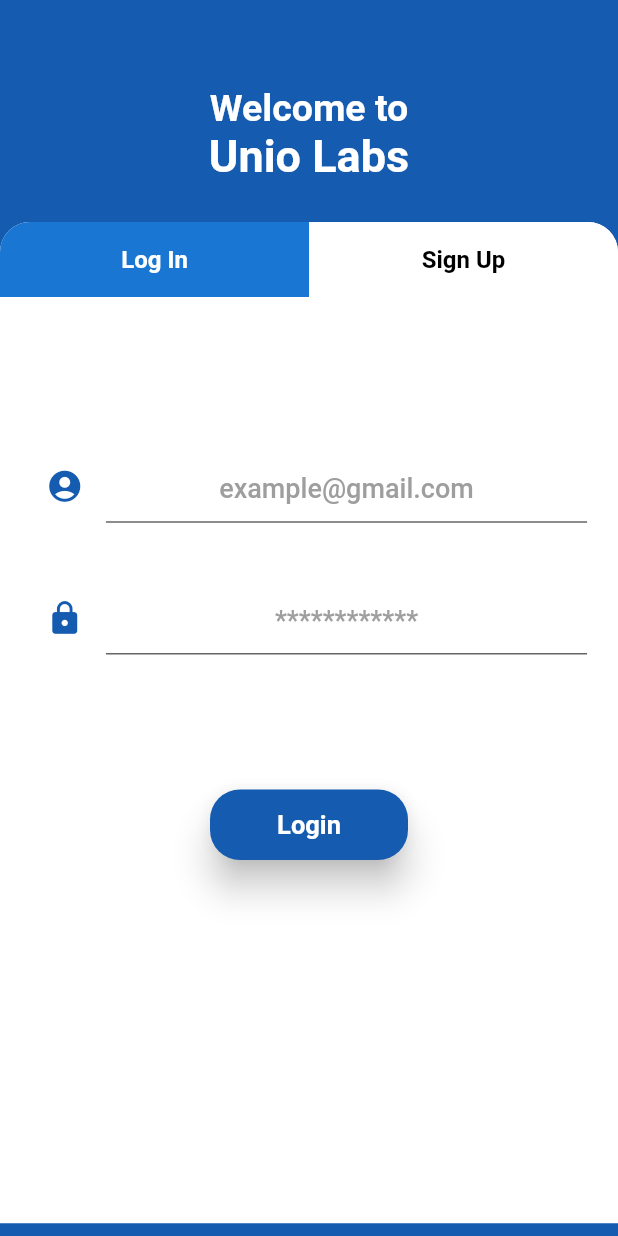
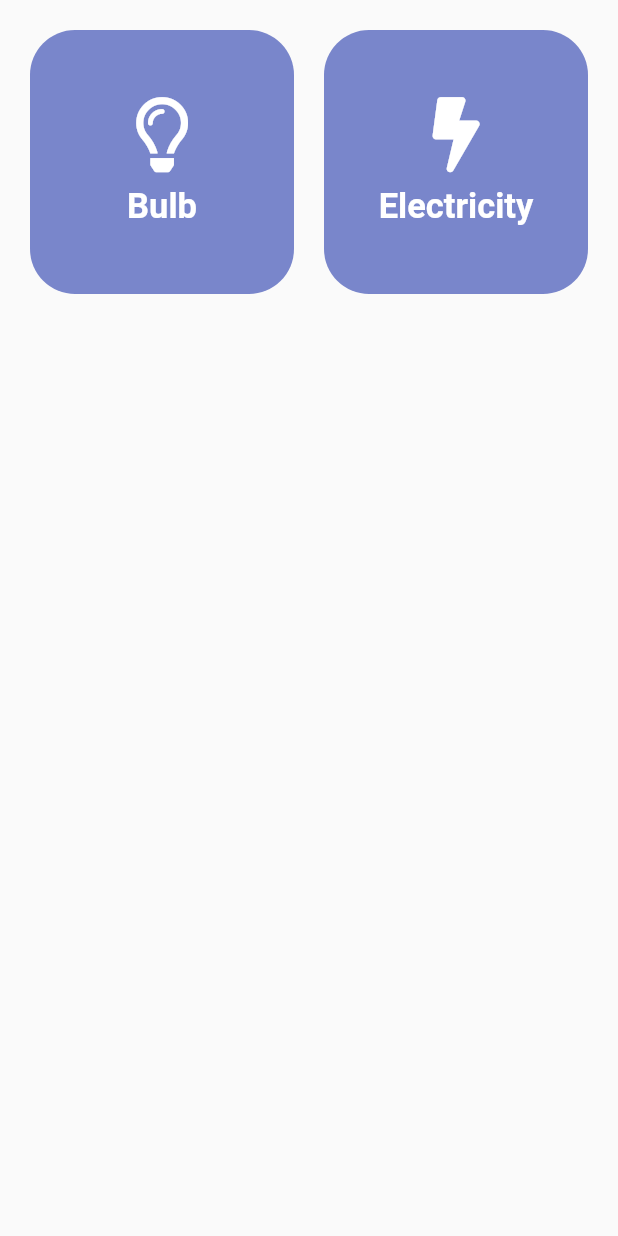
Before and after one commit to keiraa/unio, a Flutter app: the screen it shows after launch, on a phone screen of 412 x 824 dp. Run offline on Flutter 3.47's test engine with Material 2 defaults, Android fonts, the phone set to English and light mode, and no system bars; our stand-ins replace font_awesome_flutter; missing offline and left inert: mqtt_client.

Commit message:
new update

```diff
--- /dev/null
+++ b/lib/Screens/HomePage.dart
@@ -0,0 +1,88 @@
+import 'package:flutter/material.dart';
+import 'package:font_awesome_flutter/font_awesome_flutter.dart';
+
+class HomePage extends StatefulWidget {
+  @override
+  _HomePageState createState() => _HomePageState();
+}
+
+class _HomePageState extends State<HomePage> {
+  List fac = [
+    {
+      "IconActive": FontAwesomeIcons.lightbulb,
+      "IconInactive": FontAwesomeIcons.solidLightbulb,
+      "IconName" : "Bulb"
+    },
+    {
+      "IconActive": FontAwesomeIcons.bolt,
+      "IconInactive": FontAwesomeIcons.bolt,
+      "IconName" : "Electricity"
+    },
+
+  ];
+  @override
+  Widget build(BuildContext context) {
+    return Scaffold(
+      body: SafeArea(
+        child: GridView.count(
+          crossAxisCount: 2,
+          padding: EdgeInsets.all(20),
+          crossAxisSpacing: 20,
+          mainAxisSpacing: 20,
+          children: fac.map<Widget>((item) => FacCard(iconName: item["IconName"], activeIcon: item["IconActive"], inactiveIcon: item["IconInactive"],)).toList(),
+        ),
+      ),
+    );
+  }
+}
+
+
+class FacCard extends StatefulWidget {
+  FacCard({this.iconName,this.inactiveIcon,this.activeIcon});
+  final IconData activeIcon, inactiveIcon;
+  final String iconName;
+  @override
+  _FacCardState createState() => _FacCardState();
+}
+
+class _FacCardState extends State<FacCard> {
+  bool isClicked=false;
+  @override
+  Widget build(BuildContext context) {
+    return GestureDetector(
+      onTap: (){
+        setState(() {
+          isClicked = !isClicked;
+        });
+      },
+      child: Container(
+        decoration: BoxDecoration(
+          color: isClicked?Color(0xff5c6bc0):Color(0xff7986cb),
+          borderRadius: BorderRadius.all(Radius.circular(30)),
+        ),
+        child: Column(
+          mainAxisAlignment: MainAxisAlignment.center,
+          crossAxisAlignment: CrossAxisAlignment.center,
+          children: [
+            Icon(
+              isClicked?widget.inactiveIcon:widget.activeIcon,
+              color: Colors.white,
+              size: 50,
+            ),
+            SizedBox(
+              height: 10,
+            ),
+            Text(
+              widget.iconName,
+              style: TextStyle(
+                color: Colors.white,
+                fontWeight: FontWeight.w600,
+                fontSize: 23
+              ),
+            )
+          ],
+        ),
+      ),
+    );
+  }
+}
--- a/lib/main.dart
+++ b/lib/main.dart
@@ -1,9 +1,10 @@
 import 'package:flutter/material.dart';
+import 'package:unio/Screens/HomePage.dart';
 import 'package:unio/Screens/temperature.dart';
 
 void main() {
   runApp(MaterialApp(
-    home: LoginPage(),
+    home: HomePage(),
   ));
 }
 
--- a/pubspec.yaml
+++ b/pubspec.yaml
@@ -28,6 +28,9 @@ dependencies:
   # The following adds the Cupertino Icons font to your application.
   # Use with the CupertinoIcons class for iOS style icons.
   cupertino_icons: ^0.1.3
+  font_awesome_flutter: ^8.11.0
+  mqtt_client: ^8.1.0
+  provider: ^4.3.3
 
 dev_dependencies:
   flutter_test:
```
Also changed, not shown: lib/Requisities/MQTTAppState.dart (added, +15 -0 lines), lib/Requisities/MQTTManager.dart (added, +102 -0 lines), pubspec.lock.
